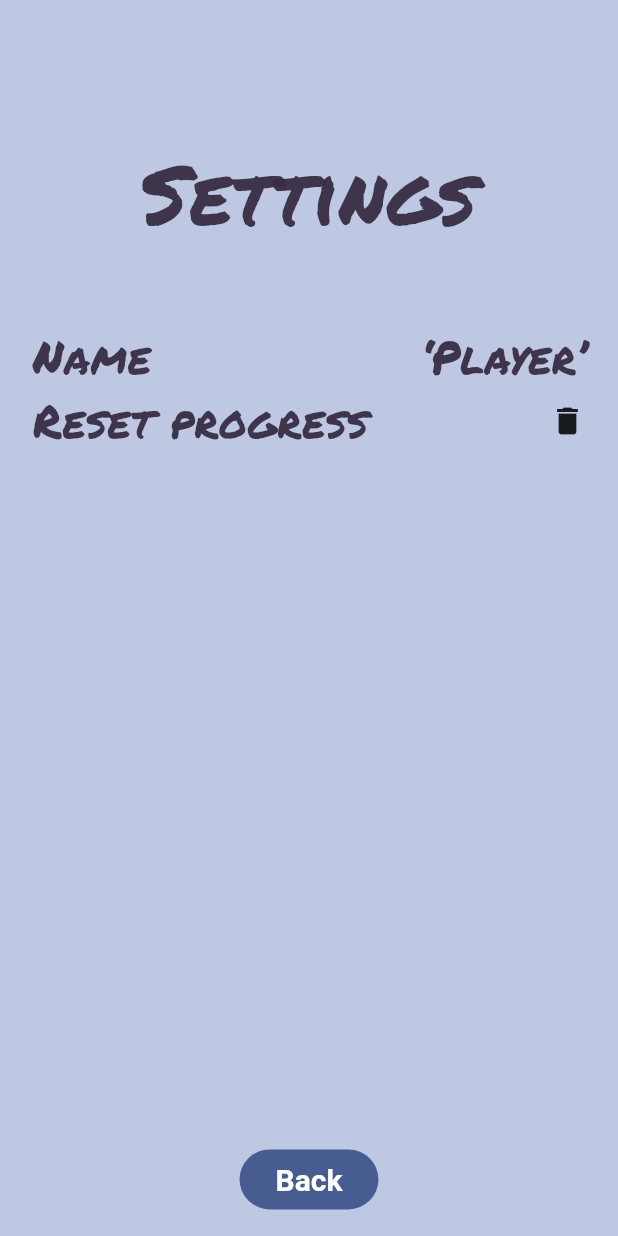
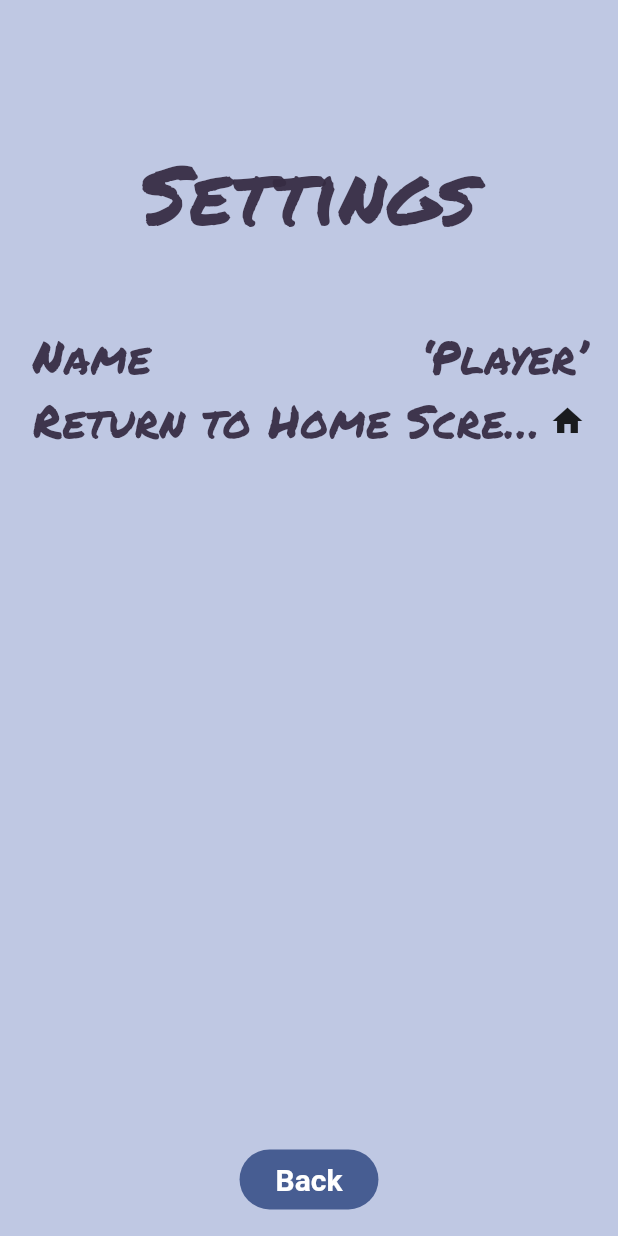
Before and after one commit to agthatch/power_panels, a Flutter app: the SettingsScreen screen opened by its route, on a phone screen of 412 x 824 dp. Run offline on Flutter 3.47's test engine with Material 3 defaults, Android fonts, the phone set to English and light mode, and no system bars; our stand-ins replace audioplayers, go_router, shared_preferences, shimmer; accounts and stored records are empty.

Commit message:
Fix logo, add return to home screen to settings

```diff
--- a/lib/main_menu/main_menu_screen.dart
+++ b/lib/main_menu/main_menu_screen.dart
@@ -32,7 +32,7 @@ class MainMenuScreen extends StatelessWidget {
               Padding(
                 padding: const EdgeInsets.symmetric(horizontal: 100.0),
                 child: Image.asset(
-                  'assets/images/logo.png',
+                  'assets/images/logo_1000.png',
                   semanticLabel: 'Power Panic!',
                 ),
               ),
--- a/lib/settings/settings_screen.dart
+++ b/lib/settings/settings_screen.dart
@@ -58,17 +58,25 @@ class SettingsScreen extends StatelessWidget {
             //     onSelected: () => settings.toggleMusicOn(),
             //   ),
             // ),
+            // _SettingsLine(
+            //   'Reset progress',
+            //   const Icon(Icons.delete),
+            //   onSelected: () {
+            //     context.read<PlayerProgress>().reset();
+
+            //     final messenger = ScaffoldMessenger.of(context);
+            //     messenger.showSnackBar(
+            //       const SnackBar(
+            //           content: Text('Player progress has been reset.')),
+            //     );
+            //   },
+            // ),
+
             _SettingsLine(
-              'Reset progress',
-              const Icon(Icons.delete),
+              'Return to Home Screen',
+              const Icon(Icons.home),
               onSelected: () {
-                context.read<PlayerProgress>().reset();
-
-                final messenger = ScaffoldMessenger.of(context);
-                messenger.showSnackBar(
-                  const SnackBar(
-                      content: Text('Player progress has been reset.')),
-                );
+                GoRouter.of(context).go('/');
               },
             ),
             _gap,
```
Also changed, not shown: assets/images/logo.png, assets/images/logo_1000.png (added).
